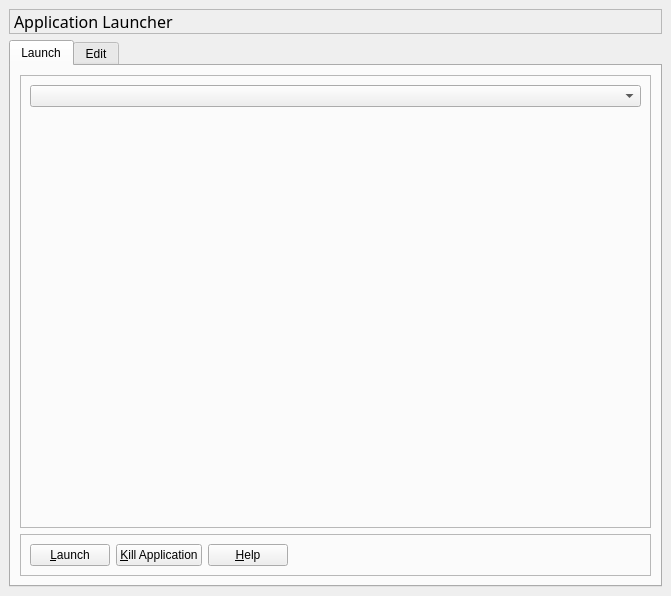
The window that trunk/maestro/gui/plugins/views/launch/LaunchViewBase.ui (patrickhartling/maestro) describes before a commit, drawn with Qt 5.
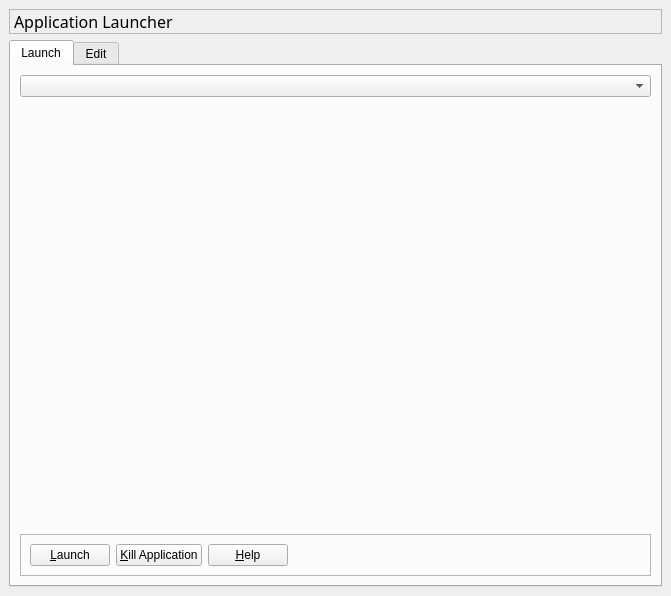
The same window after the commit.

Patch:
```diff
--- a/trunk/maestro/gui/plugins/views/launch/LaunchViewBase.ui
+++ b/trunk/maestro/gui/plugins/views/launch/LaunchViewBase.ui
@@ -65,6 +65,9 @@
        <property name="spacing" >
         <number>6</number>
        </property>
+       <item>
+        <widget class="QComboBox" name="mAppComboBox" />
+       </item>
        <item>
         <widget class="QFrame" name="mAppFrame" >
          <property name="sizePolicy" >
@@ -75,12 +78,6 @@
            <verstretch>1</verstretch>
           </sizepolicy>
          </property>
-         <property name="frameShape" >
-          <enum>QFrame::StyledPanel</enum>
-         </property>
-         <property name="frameShadow" >
-          <enum>QFrame::Raised</enum>
-         </property>
          <layout class="QVBoxLayout" >
           <property name="margin" >
            <number>9</number>
@@ -88,9 +85,6 @@
           <property name="spacing" >
            <number>6</number>
           </property>
-          <item>
-           <widget class="QComboBox" name="mAppComboBox" />
-          </item>
           <item>
            <spacer>
             <property name="orientation" >
```
Left out of the diff: 1 changed line with no effect on the pictures.
